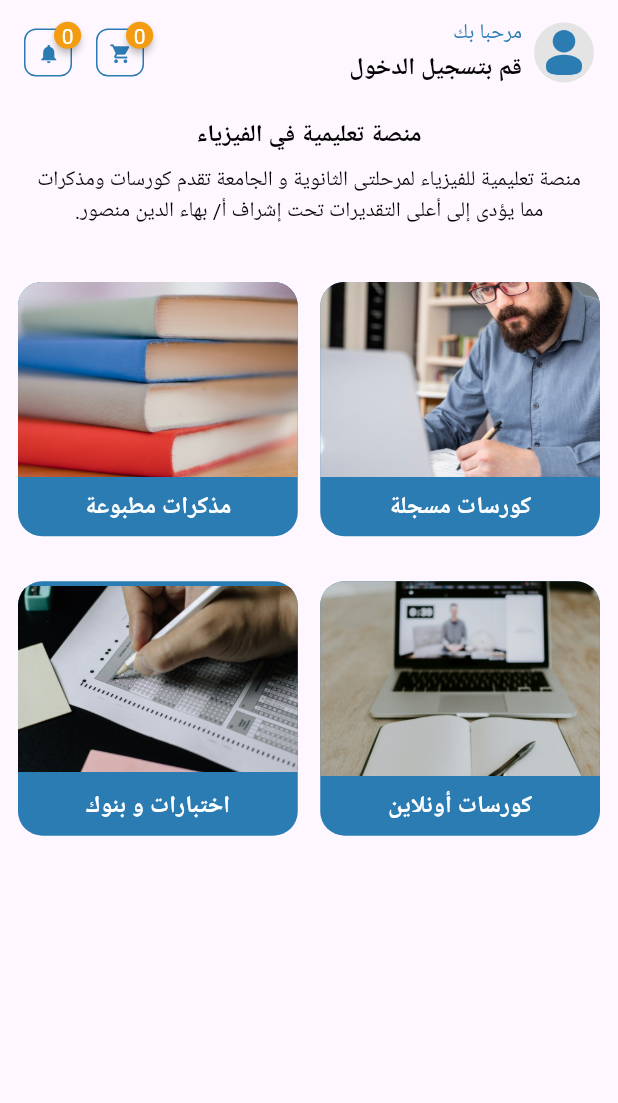
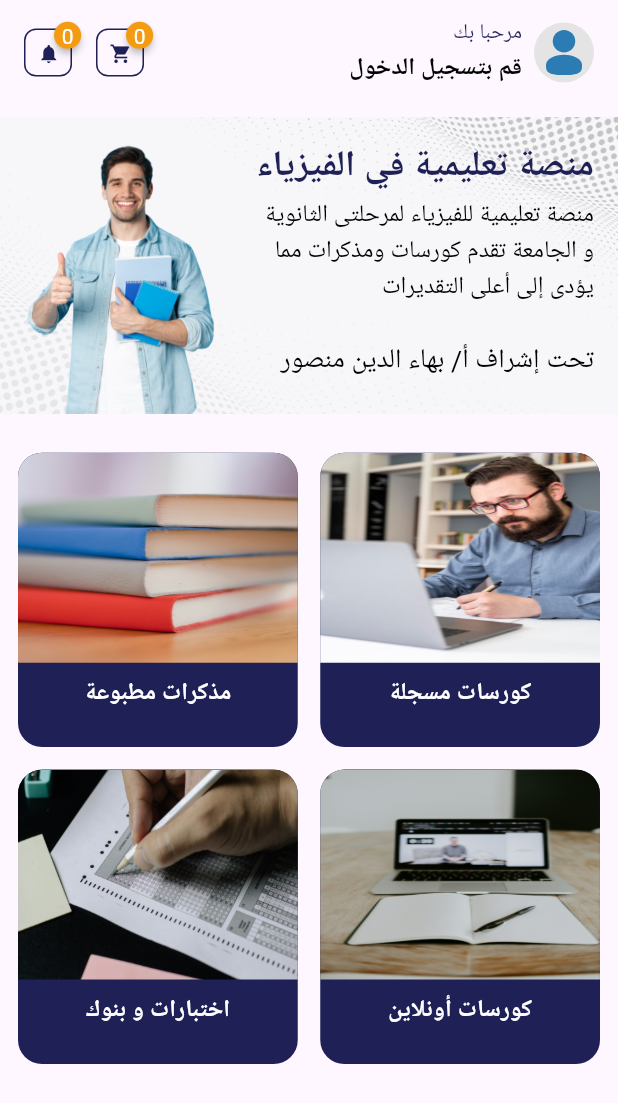
Before and after one commit to mahmoudhamdyae/ElBahaa, a Flutter app: the HomeScreen screen opened directly, on a phone screen of 412 x 824 dp. Shown: the top 1103 px of the screen. Run offline on Flutter 3.47's test engine with Material 3 defaults, Android fonts, the phone set to English and light mode, and no system bars; drawn by our look-alikes of badges; our stand-ins replace dio, firebase_core, firebase_messaging, firebase_remote_config, flutter_local_notifications, flutter_svg and 12 more; missing offline and left inert: flutter_media_downloader, pair, purchases_flutter, rate_my_app; accounts and stored records are empty; Roboto replaces fonts that are missing (SakkalMajalla).

Commit message:
Home Page

```diff
--- a/lib/presentation/resources/assets_manager.dart
+++ b/lib/presentation/resources/assets_manager.dart
@@ -44,6 +44,8 @@ class ImageAssets {
   static const String home6 = "$imagePath/home6.png";
   static const String teacher2 = "$imagePath/teacher2.png";
   static const String emptyCart = "$imagePath/empty_cart.png";
+  static const String youngMan = "$imagePath/young_man.png";
+  static const String youngManBackground = "$imagePath/background.jpeg";
 }
 
 class JsonAssets {
--- a/lib/presentation/resources/color_manager.dart
+++ b/lib/presentation/resources/color_manager.dart
@@ -4,7 +4,7 @@ class ColorManager {
   static const Color primary = Color(0xffF39C12);
   static const Color primaryTransparent = Color(0x44F39C12);
   static const Color primaryBlue = Color(0xff1d4890);
-  static const Color secondary = Color(0xff2B7CB3);
+  static const Color secondary = Color(0xff1f2056);
   static const Color lightPrimary = Color(0xff1b7fbe);
   static const Color white = Color(0xffffffff);
   static const Color black = Color(0xff000000);
--- a/lib/presentation/resources/strings_manager.dart
+++ b/lib/presentation/resources/strings_manager.dart
@@ -4,7 +4,8 @@ class AppStrings {
   static const madeBy = 'made by \u00a9 coding-site.com';
 
   static const mainTitle = 'منصة تعليمية في الفيزياء';
-  static const mainDesc = 'منصة تعليمية للفيزياء لمرحلتى الثانوية و الجامعة تقدم كورسات ومذكرات مما يؤدى إلى أعلى التقديرات تحت إشراف أ/ بهاء الدين منصور.';
+  static const mainDesc1 = 'منصة تعليمية للفيزياء لمرحلتى الثانوية و الجامعة تقدم كورسات ومذكرات مما يؤدى إلى أعلى التقديرات';
+  static const mainDesc2 = 'تحت إشراف أ/ بهاء الدين منصور';
 
   // Authentication
   static const notStudent = "هذا الحساب غير مصرح له الدخول من هذا التطبيق";
--- a/lib/presentation/screens/home/home_screen.dart
+++ b/lib/presentation/screens/home/home_screen.dart
@@ -1,4 +1,6 @@
 import 'package:elbahaa/domain/models/slider.dart';
+import 'package:elbahaa/presentation/resources/assets_manager.dart';
+import 'package:elbahaa/presentation/resources/color_manager.dart';
 import 'package:elbahaa/presentation/resources/strings_manager.dart';
 import 'package:elbahaa/presentation/resources/styles_manager.dart';
 import 'package:elbahaa/presentation/screens/home/controller/home_controller.dart';
@@ -36,19 +38,66 @@ class HomeScreen extends StatelessWidget {
             physics: const ClampingScrollPhysics(),
             children: [
               Padding(
-                padding: const EdgeInsets.symmetric(horizontal: 16.0, vertical: 8.0),
-                child: Column(
-                  mainAxisAlignment: MainAxisAlignment.center,
+                padding: const EdgeInsets.symmetric(vertical: 8.0),
+                child: Stack(
                   children: [
-                    Text(
-                      AppStrings.mainTitle,
-                      style: getLargeStyle(),
+                    Image.asset(
+                      ImageAssets.youngManBackground,
+                      height: MediaQuery.of(context).size.height * 0.24,
+                      width: MediaQuery.of(context).size.width,
+                      fit: BoxFit.fill,
                     ),
-                    const SizedBox(height: 8.0,),
-                    Text(
-                      AppStrings.mainDesc,
-                      textAlign: TextAlign.center,
-                      style: getSmallStyle(),
+                    Positioned(
+                      left: -80,
+                      top: 0,
+                      bottom: 0,
+                      child: Image.asset(
+                        ImageAssets.youngMan,
+                        width: MediaQuery.of(context).size.width * 0.8,
+                      ),
+                    ),
+                    Positioned(
+                      right: 16.0,
+                      top: 16.0,
+                      child: Text(
+                        AppStrings.mainTitle,
+                        textAlign: TextAlign.center,
+                        style: getLargeStyle(
+                          color: ColorManager.secondary,
+                          fontSize: 24
+                        ),
+                      ),
+                    ),
+                    Positioned(
+                      top: 0,
+                      bottom: -32,
+                      right: 16,
+                      child: Center(
+                        child: SizedBox(
+                          width: MediaQuery.of(context).size.width * 0.55,
+                          child: Column(
+                            mainAxisAlignment: MainAxisAlignment.center,
+                            crossAxisAlignment: CrossAxisAlignment.start,
+                            children: [
+                              Text(
+                                AppStrings.mainDesc1,
+                                textAlign: TextAlign.start,
+                                style: getSmallStyle(
+                                    fontSize: 16,
+                                ),
+                              ),
+                              const SizedBox(height: 24.0,),
+                              Text(
+                                AppStrings.mainDesc2,
+                                textAlign: TextAlign.start,
+                                style: getSmallStyle(
+                                    fontSize: 18,
+                                ),
+                              ),
+                            ],
+                          ),
+                        ),
+                      ),
                     ),
                   ],
                 ),
--- a/lib/presentation/widgets/custom_grid_view.dart
+++ b/lib/presentation/widgets/custom_grid_view.dart
@@ -15,11 +15,11 @@ class CustomGridView extends StatelessWidget {
     return GridView.count(
       shrinkWrap: true,
       physics: const ClampingScrollPhysics(),
-      padding: const EdgeInsets.symmetric(horizontal: AppPadding.p12, vertical: AppPadding.p28),
+      padding: const EdgeInsets.symmetric(horizontal: AppPadding.p12, vertical: 18),
       crossAxisCount: isWide(context) ? 3 : 2,//(MediaQuery.of(context).size.width ~/ 160).toInt(),
       crossAxisSpacing: 15,
-      mainAxisSpacing: 30,
-      childAspectRatio: 1.1,
+      mainAxisSpacing: 15,
+      childAspectRatio: 0.95,
       children: List.generate(_items.length, (index) {
         return GridViewItem(item: _items[index],);
       }),
--- a/lib/presentation/widgets/grid_view_item.dart
+++ b/lib/presentation/widgets/grid_view_item.dart
@@ -59,9 +59,9 @@ class GridViewItem extends StatelessWidget {
               ),
               child: Image.asset(
                 _item.icon,
-                height: 130,
+                height: 140,
                 width: 200,
-                fit: BoxFit.fitWidth,
+                fit: BoxFit.fill,
               ),
             ),
             const SizedBox(height: AppSize.s8,),
```
Also changed, not shown: assets/images/background.jpeg (added), assets/images/home.svg, assets/images/home_selected.svg, assets/images/me.svg, assets/images/me_selected.svg, assets/images/subscription.svg, assets/images/subscription_selected.svg, assets/images/young_man.png (added).
